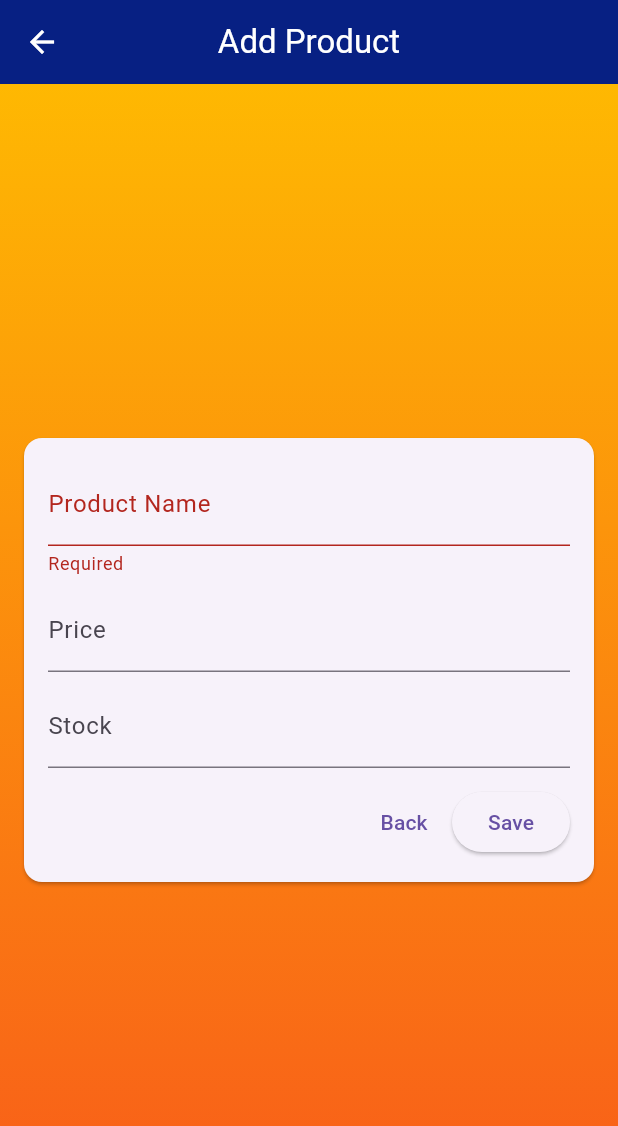
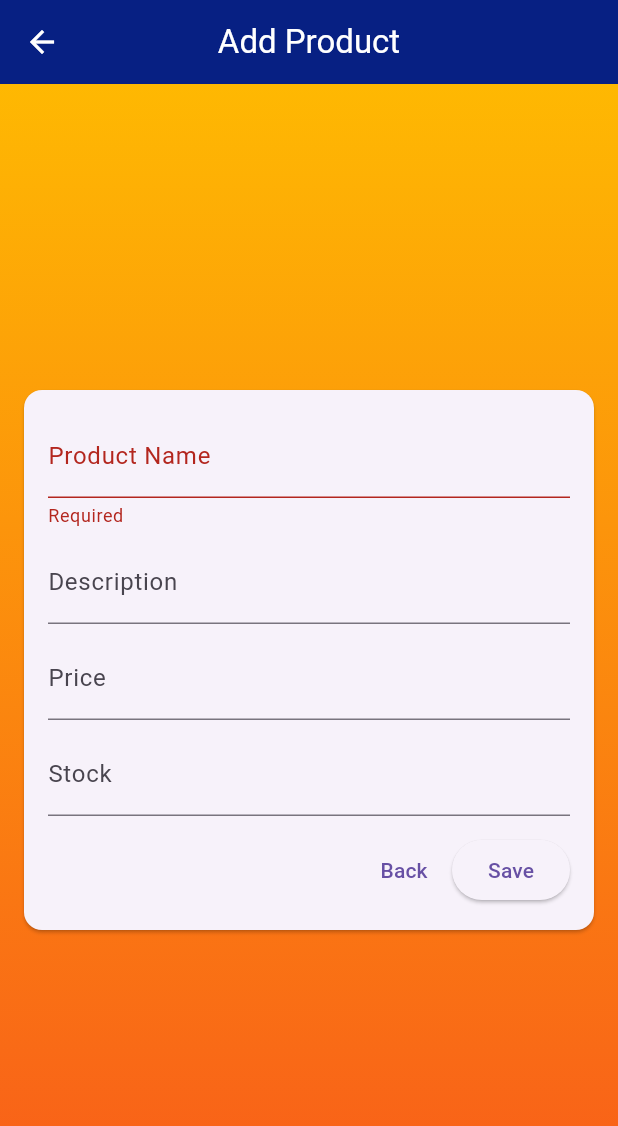
Before and after one commit to KaiFraSal/E-commerce-App-Mobdev, a Flutter app: the AddProductScreen screen opened by its route, after a tap on "Save", on a phone screen of 412 x 824 dp. Shown: the top 1126 px of the screen. Run offline on Flutter 3.47's test engine with Material 3 defaults, Android fonts, the phone set to English and light mode, and no system bars; accounts and stored records are empty.

Commit message:
return descriptions

```diff
--- a/lib/main.dart
+++ b/lib/main.dart
@@ -3,6 +3,8 @@ import 'package:flutter/material.dart';
 void main() {
   runApp(const ProductDemoApp());
 }
+
+// AUTHENTICATION LOGIC
 
 class AuthService {
   AuthService._private();
@@ -88,10 +90,11 @@ class User {
 }
 
 class Product {
+  final String desc;
   final String name;
   double price;
   int stock;
-  Product({required this.name, required this.price, required this.stock});
+  Product({required this.desc, required this.name, required this.price, required this.stock});
 }
 
 class CartItem {
@@ -121,6 +124,8 @@ class ProductDemoApp extends StatelessWidget {
     );
   }
 }
+
+// LOGIN SCREENS
 
 class LoginScreen extends StatefulWidget {
   const LoginScreen({super.key});
@@ -485,6 +490,7 @@ class AddProductScreen extends StatefulWidget {
 class _AddProductScreenState extends State<AddProductScreen> {
   final _formKey = GlobalKey<FormState>();
   final TextEditingController _nameC = TextEditingController();
+  final TextEditingController _descC = TextEditingController();
   final TextEditingController _priceC = TextEditingController();
   final TextEditingController _stockC = TextEditingController();
 
@@ -502,6 +508,7 @@ class _AddProductScreenState extends State<AddProductScreen> {
     }
 
     final product = Product(
+      desc: _descC.text.trim(),
       name: _nameC.text.trim(),
       price: price,
       stock: stock,
@@ -513,6 +520,7 @@ class _AddProductScreenState extends State<AddProductScreen> {
     );
 
     _nameC.clear();
+    _descC.clear();
     _priceC.clear();
     _stockC.clear();
   }
@@ -520,6 +528,7 @@ class _AddProductScreenState extends State<AddProductScreen> {
   @override
   void dispose() {
     _nameC.dispose();
+    _descC.dispose();
     _priceC.dispose();
     _stockC.dispose();
     super.dispose();
@@ -566,6 +575,12 @@ class _AddProductScreenState extends State<AddProductScreen> {
                         const InputDecoration(labelText: 'Product Name'),
                         validator: (v) =>
                         v == null || v.trim().isEmpty ? 'Required' : null,
+                      ),
+                      const SizedBox(height: 8),
+                      TextFormField(
+                        controller: _descC,
+                        decoration: const InputDecoration(labelText: 'Description'),
+                        keyboardType: const TextInputType.numberWithOptions(decimal: true),
                       ),
                       const SizedBox(height: 8),
                       TextFormField(
@@ -665,8 +680,7 @@ class _ProductListScreenState extends State<ProductListScreen> {
               child: Card(
                 child: ListTile(
                   title: Text(p.name),
-                  subtitle: Text(
-                      "Price: \₱${p.price.toStringAsFixed(2)}\nStock: ${p.stock}"),
+                  subtitle: Text("Desc: ${p.desc}\nPrice: \₱${p.price.toStringAsFixed(2)}\nStock: ${p.stock}"),
                   trailing: SizedBox(
                     width: 100,
                     child: Row(
@@ -772,7 +786,7 @@ class _CartScreenState extends State<CartScreen> {
                       child: ListTile(
                         title: Text(item.product.name),
                         subtitle: Text(
-                            "Price: \₱${item.product.price.toStringAsFixed(2)}"),
+                            "Stock: ${item.product.stock} \nPrice: \₱${item.product.price.toStringAsFixed(2)}"),
                         trailing: Row(
                           mainAxisSize: MainAxisSize.min,
                           children: [
```
